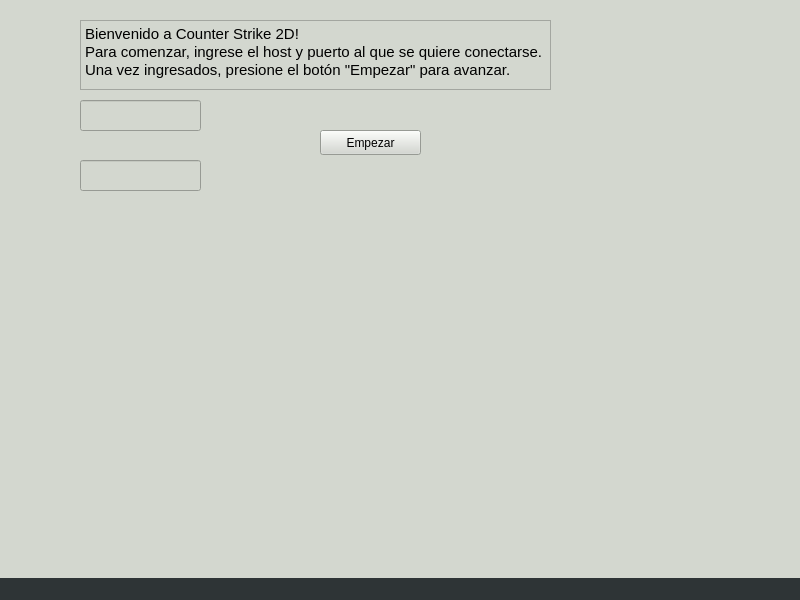
Qt form Client/src/Initiator/window/mainwindow.ui (nazar9318/taller-tpFinal-1c2021) before a commit.
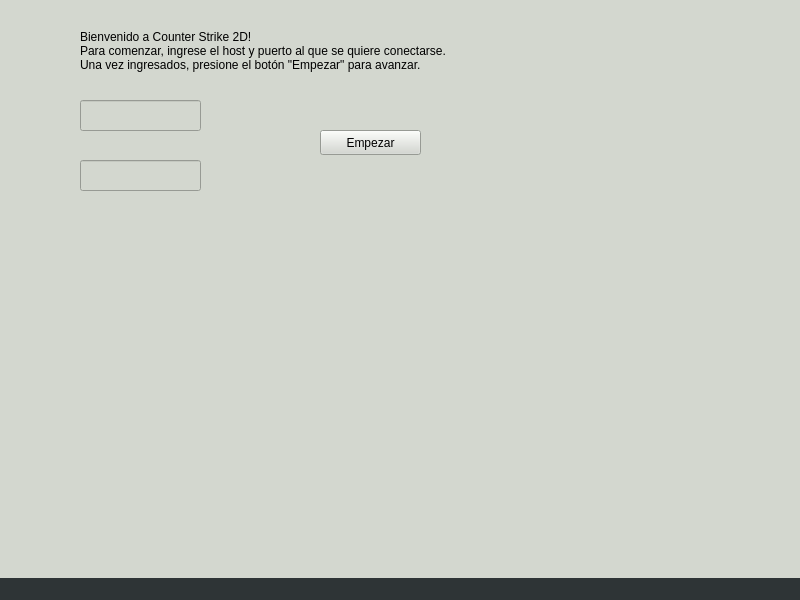
The same form after that commit. The open tabs and pages were chosen to show the change.

Commit message: Ahora si el usuario se quiere conectar a un puerto o host incorrectos, el Initiator le avisa. Cambio QTextEdits por QLabels, que son más chicos e impiden que el usuario edite el texto

Patch:
```diff
--- a/Client/src/Initiator/window/mainwindow.ui
+++ b/Client/src/Initiator/window/mainwindow.ui
@@ -34,25 +34,6 @@
 </string>
     </property>
     <widget class="QWidget" name="connectToPort">
-     <widget class="QTextEdit" name="welcomeMessage">
-      <property name="geometry">
-       <rect>
-        <x>80</x>
-        <y>20</y>
-        <width>471</width>
-        <height>70</height>
-       </rect>
-      </property>
-      <property name="html">
-       <string>&lt;!DOCTYPE HTML PUBLIC &quot;-//W3C//DTD HTML 4.0//EN&quot; &quot;http://www.w3.org/TR/REC-html40/strict.dtd&quot;&gt;
-&lt;html&gt;&lt;head&gt;&lt;meta name=&quot;qrichtext&quot; content=&quot;1&quot; /&gt;&lt;style type=&quot;text/css&quot;&gt;
-p, li { white-space: pre-wrap; }
-&lt;/style&gt;&lt;/head&gt;&lt;body style=&quot; font-family:'Ubuntu'; font-size:11pt; font-weight:400; font-style:normal;&quot;&gt;
-&lt;p style=&quot; margin-top:0px; margin-bottom:0px; margin-left:0px; margin-right:0px; -qt-block-indent:0; text-indent:0px;&quot;&gt;Bienvenido a Counter Strike 2D!&lt;/p&gt;
-&lt;p style=&quot; margin-top:0px; margin-bottom:0px; margin-left:0px; margin-right:0px; -qt-block-indent:0; text-indent:0px;&quot;&gt;Para comenzar, ingrese el host y puerto al que se quiere conectarse.&lt;/p&gt;
-&lt;p style=&quot; margin-top:0px; margin-bottom:0px; margin-left:0px; margin-right:0px; -qt-block-indent:0; text-indent:0px;&quot;&gt;Una vez ingresados, presione el botón &amp;quot;Empezar&amp;quot; para avanzar.&lt;/p&gt;&lt;/body&gt;&lt;/html&gt;</string>
-      </property>
-     </widget>
      <widget class="QLineEdit" name="host">
       <property name="geometry">
        <rect>
@@ -86,6 +67,21 @@
        <string>Empezar</string>
       </property>
      </widget>
+     <widget class="QLabel" name="label">
+      <property name="geometry">
+       <rect>
+        <x>80</x>
+        <y>20</y>
+        <width>461</width>
+        <height>61</height>
+       </rect>
+      </property>
+      <property name="text">
+       <string>Bienvenido a Counter Strike 2D!
+Para comenzar, ingrese el host y puerto al que se quiere conectarse.
+Una vez ingresados, presione el botón &quot;Empezar&quot; para avanzar.</string>
+      </property>
+     </widget>
     </widget>
     <widget class="QWidget" name="mainWindow">
      <widget class="QPushButton" name="createButton">
```
Left out of the diff: 29 changed lines with no effect on the pictures. The commit also changes 1 other file.
